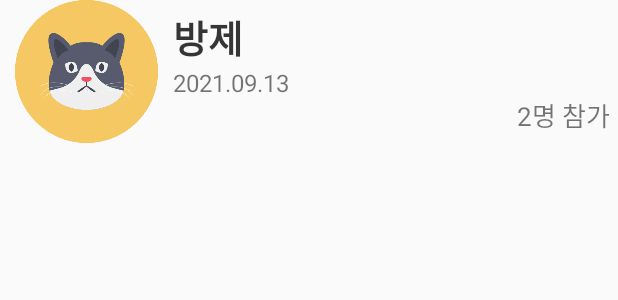
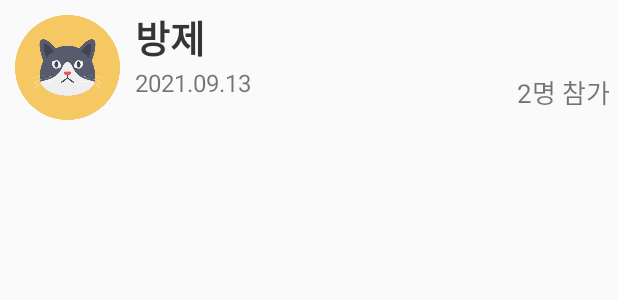
Before and after one commit to ltbl0528/Wookie, an Android app: the layout item_group.xml on its own in the app's theme, with its tools: preview values and no code run, on a phone screen of 412 x 824 dp. Shown: the top 300 px of the screen. Run offline under Robolectric (Android 15) with nearby library versions, the phone set to English and light mode, and no system bars.

Commit message:
Edit GroupList layout (group image)

```diff
--- a/app/src/main/java/com/example/wookie/Group/GroupListAdapter.java
+++ b/app/src/main/java/com/example/wookie/Group/GroupListAdapter.java
@@ -13,6 +13,8 @@ import androidx.annotation.NonNull;
 import androidx.recyclerview.widget.RecyclerView;
 
 import com.bumptech.glide.Glide;
+import com.bumptech.glide.load.resource.bitmap.CenterCrop;
+import com.bumptech.glide.load.resource.bitmap.RoundedCorners;
 import com.example.wookie.BottomNaviActivity;
 import com.example.wookie.Models.Group;
 import com.example.wookie.R;
@@ -40,7 +42,8 @@ public class GroupListAdapter extends RecyclerView.Adapter<GroupListAdapter.Grou
 
     @Override
     public void onBindViewHolder(@NonNull GroupViewHolder holder, int position) {
-        Glide.with(context).load(groupList.get(position).getGroupImg()).into(holder.group_image);
+        Glide.with(context).load(groupList.get(position).getGroupImg())
+                .transform(new CenterCrop(),new RoundedCorners(25)).into(holder.group_image);
         holder.group_name.setText(groupList.get(position).getGroupName());
         holder.group_create_date.setText(groupList.get(position).getGroupDate());
         //TODO 참가 인원 수정
--- a/app/src/main/res/layout/item_group.xml
+++ b/app/src/main/res/layout/item_group.xml
@@ -4,18 +4,19 @@
     android:layout_height="wrap_content"
     xmlns:app="http://schemas.android.com/apk/res-auto"
     android:orientation="horizontal">
-
-    <ImageView
-        android:id="@+id/group_image"
-        android:layout_width="95dp"
-        android:layout_height="95dp"
-        android:layout_marginLeft="10dp"
-        android:src="@drawable/cat_face"
-        ></ImageView>
-
     <androidx.constraintlayout.widget.ConstraintLayout
         android:layout_width="match_parent"
-        android:layout_height="match_parent">
+        android:layout_height="match_parent"
+        android:layout_marginBottom="10dp">
+        <ImageView
+            android:id="@+id/group_image"
+            android:layout_width="70dp"
+            android:layout_height="70dp"
+            app:layout_constraintTop_toTopOf="parent"
+            app:layout_constraintStart_toStartOf="parent"
+            android:layout_margin="10dp"
+            android:src="@drawable/cat_face"
+            ></ImageView>
         <TextView
             android:id="@+id/group_name"
             android:layout_width="wrap_content"
@@ -24,7 +25,7 @@
             android:textSize="25dp"
             android:textStyle="bold"
             android:textColor="#353535"
-            app:layout_constraintStart_toStartOf="parent"
+            app:layout_constraintStart_toEndOf="@id/group_image"
             app:layout_constraintTop_toTopOf="parent"
             android:layout_marginLeft="10dp"
             android:layout_marginTop="5dp"></TextView>
@@ -36,7 +37,7 @@
             android:text="2021.09.13"
             android:textSize="16dp"
             app:layout_constraintTop_toBottomOf="@+id/group_name"
-            app:layout_constraintStart_toStartOf="parent"
+            app:layout_constraintStart_toEndOf="@id/group_image"
             android:layout_marginLeft="10dp"></TextView>
 
         <TextView
```
